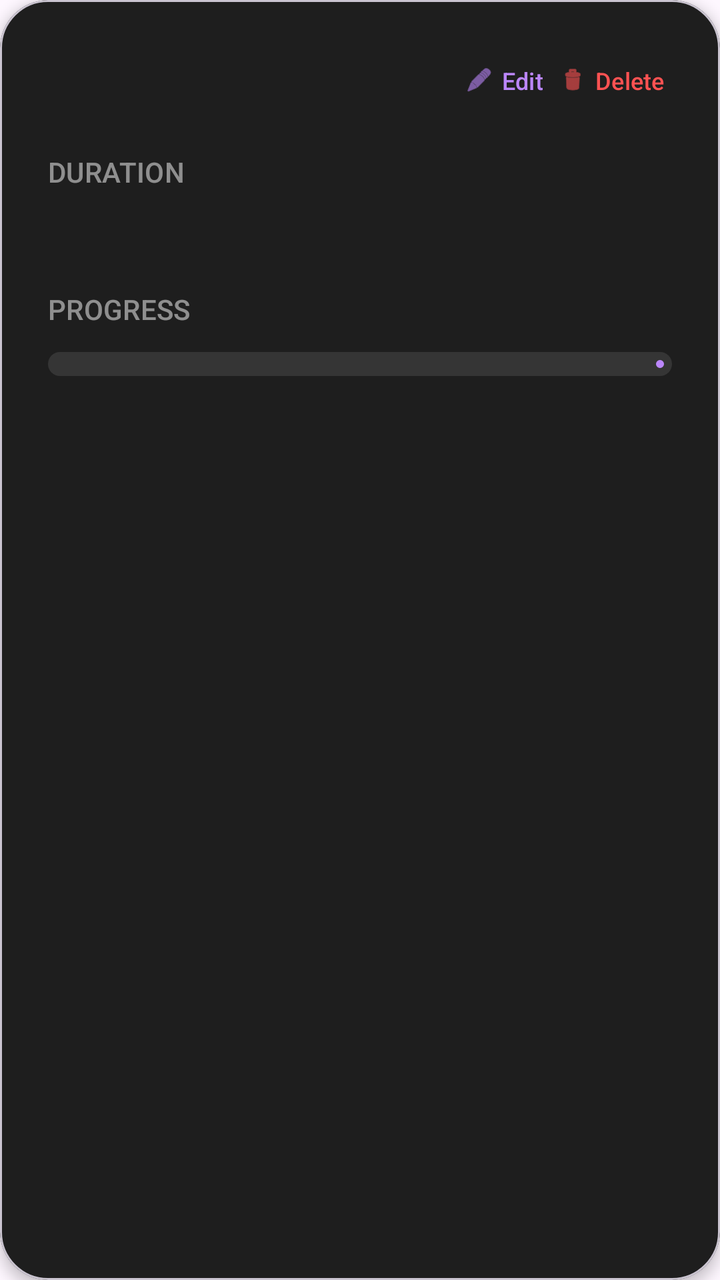
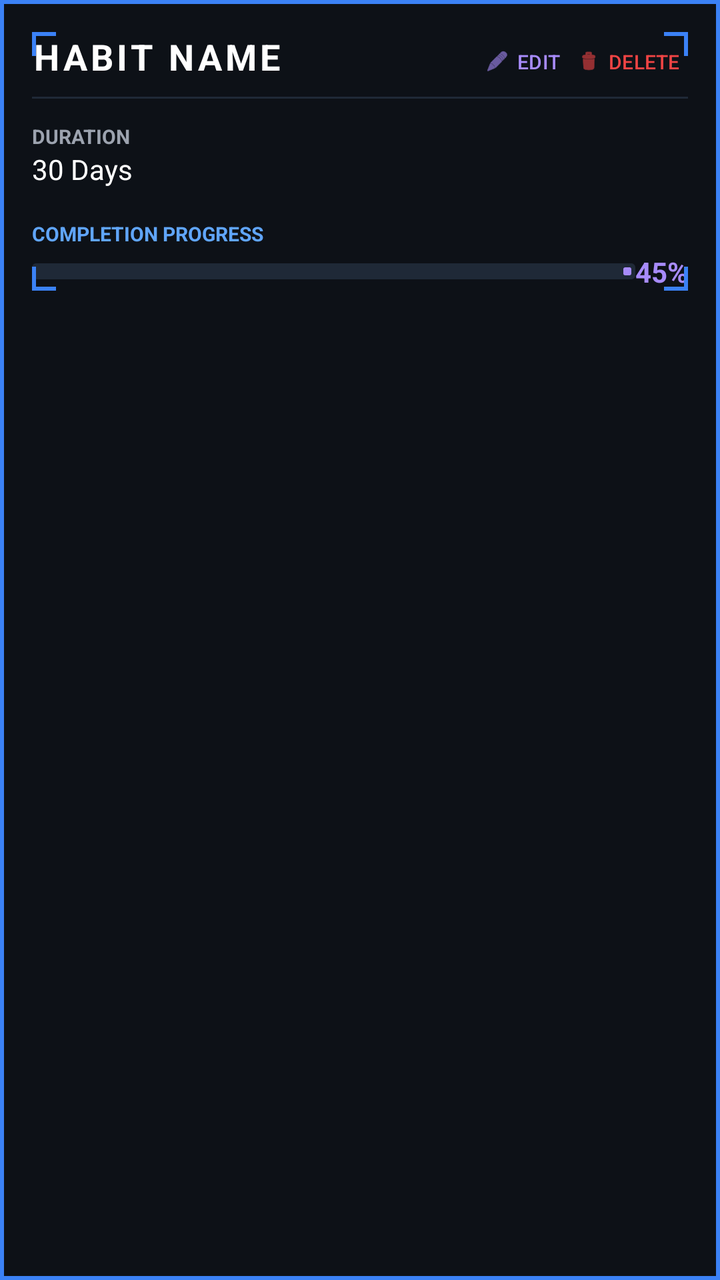

The first picture is an Android layout as it rendered before a commit; the second is the same layout after the commit. The layout source and the unified diff follow.
<!-- AndroidManifest.xml: application theme Theme.HabitFLOWS -->
<!-- res/layout/item_habit.xml -->
<?xml version="1.0" encoding="utf-8"?>
<com.google.android.material.card.MaterialCardView xmlns:android="http://schemas.android.com/apk/res/android"
    xmlns:app="http://schemas.android.com/apk/res-auto"
    android:layout_width="match_parent"
    android:layout_height="wrap_content"
    android:layout_marginHorizontal="20dp"
    android:layout_marginVertical="8dp"
    app:cardBackgroundColor="@color/surface_dark"
    app:cardCornerRadius="24dp"
    app:cardElevation="4dp">

    <androidx.constraintlayout.widget.ConstraintLayout
        android:layout_width="match_parent"
        android:layout_height="wrap_content"
        android:padding="24dp">

        <TextView
            android:id="@+id/tvHabitName"
            android:layout_width="0dp"
            android:layout_height="wrap_content"
            android:layout_marginEnd="8dp"
            android:textAppearance="@style/TextAppearance.Material3.HeadlineSmall"
            android:textColor="@color/whiteText"
            android:textStyle="bold"
            app:layout_constraintEnd_toStartOf="@+id/llButtons"
            app:layout_constraintStart_toStartOf="parent"
            app:layout_constraintTop_toTopOf="parent" />

        <LinearLayout
            android:id="@+id/llButtons"
            android:layout_width="wrap_content"
            android:layout_height="wrap_content"
            android:orientation="horizontal"
            app:layout_constraintEnd_toEndOf="parent"
            app:layout_constraintTop_toTopOf="parent">

            <com.google.android.material.button.MaterialButton
                android:id="@+id/btnEditHabit"
                style="@style/Widget.Material3.Button.TextButton"
                android:layout_width="wrap_content"
                android:layout_height="wrap_content"
                android:minWidth="0dp"
                android:minHeight="0dp"
                android:padding="4dp"
                android:text="Edit"
                android:textColor="@color/purple_200"
                android:textSize="12sp"
                app:icon="@android:drawable/ic_menu_edit"
                app:iconSize="14dp"
                app:iconTint="@color/purple_200" />

            <com.google.android.material.button.MaterialButton
                android:id="@+id/btnDeleteHabit"
                style="@style/Widget.Material3.Button.TextButton"
                android:layout_width="wrap_content"
                android:layout_height="wrap_content"
                android:minWidth="0dp"
                android:minHeight="0dp"
                android:padding="4dp"
                android:text="Delete"
                android:textColor="#FF5252"
                android:textSize="12sp"
                app:icon="@android:drawable/ic_menu_delete"
                app:iconSize="14dp"
                app:iconTint="#FF5252" />
        </LinearLayout>

        <LinearLayout
            android:id="@+id/llDuration"
            android:layout_width="wrap_content"
            android:layout_height="wrap_content"
            android:layout_marginTop="20dp"
            android:orientation="vertical"
            app:layout_constraintStart_toStartOf="parent"
            app:layout_constraintTop_toBottomOf="@id/tvHabitName">

            <TextView
                android:layout_width="wrap_content"
                android:layout_height="wrap_content"
                android:text="DURATION"
                android:textAppearance="@style/TextAppearance.Material3.LabelLarge"
                android:textColor="#80FFFFFF" />

            <TextView
                android:id="@+id/tvHabitDuration"
                android:layout_width="wrap_content"
                android:layout_height="wrap_content"
                android:textAppearance="@style/TextAppearance.Material3.BodyLarge"
                android:textColor="@color/whiteText" />
        </LinearLayout>

        <TextView
            android:id="@+id/tvProgressLabel"
            android:layout_width="wrap_content"
            android:layout_height="wrap_content"
            android:layout_marginTop="28dp"
            android:text="PROGRESS"
            android:textAppearance="@style/TextAppearance.Material3.LabelLarge"
            android:textColor="#80FFFFFF"
            app:layout_constraintStart_toStartOf="parent"
            app:layout_constraintTop_toBottomOf="@id/llDuration" />

        <com.google.android.material.progressindicator.LinearProgressIndicator
            android:id="@+id/habitProgressIndicator"
            android:layout_width="0dp"
            android:layout_height="wrap_content"
            android:layout_marginTop="12dp"
            app:indicatorColor="@color/purple_200"
            app:layout_constraintEnd_toStartOf="@+id/tvHabitPercentage"
            app:layout_constraintStart_toStartOf="parent"
            app:layout_constraintTop_toBottomOf="@id/tvProgressLabel"
            app:trackColor="#1AFFFFFF"
            app:trackCornerRadius="8dp"
            app:trackThickness="12dp" />

        <TextView
            android:id="@+id/tvHabitPercentage"
            android:layout_width="wrap_content"
            android:layout_height="wrap_content"
            android:layout_marginStart="16dp"
            android:textAppearance="@style/TextAppearance.Material3.TitleMedium"
            android:textColor="@color/purple_200"
            android:textStyle="bold"
            app:layout_constraintBottom_toBottomOf="@+id/habitProgressIndicator"
            app:layout_constraintEnd_toEndOf="parent"
            app:layout_constraintTop_toTopOf="@+id/habitProgressIndicator" />

    </androidx.constraintlayout.widget.ConstraintLayout>
</com.google.android.material.card.MaterialCardView>
<!-- resources referenced by this layout -->
<resources>
  <color name="purple_200">#FFBB86FC</color>
  <color name="surface_dark">#1E1E1E</color>
  <color name="whiteText">#FFFFFF</color>
  <style name="Theme.HabitFLOWS" parent="Base.Theme.HabitFLOWS" />
  <style name="Base.Theme.HabitFLOWS" parent="Theme.Material3.DayNight.NoActionBar">
          
          
      </style>
</resources>

<!-- the commit's change to res/layout/item_habit.xml (unified diff, before → after) -->
@@ -5,22 +5,53 @@
     android:layout_height="wrap_content"
     android:layout_marginHorizontal="20dp"
     android:layout_marginVertical="8dp"
-    app:cardBackgroundColor="@color/surface_dark"
-    app:cardCornerRadius="24dp"
-    app:cardElevation="4dp">
+    app:cardBackgroundColor="#0D1117"
+    app:cardCornerRadius="0dp"
+    app:cardElevation="0dp"
+    app:strokeColor="#3B82F6"
+    app:strokeWidth="2dp">
 
     <androidx.constraintlayout.widget.ConstraintLayout
         android:layout_width="match_parent"
         android:layout_height="wrap_content"
-        android:padding="24dp">
+        android:padding="16dp">
+
+        
+        <View
+            android:layout_width="12dp"
+            android:layout_height="2dp"
+            android:background="#3B82F6"
+            app:layout_constraintStart_toStartOf="parent"
+            app:layout_constraintTop_toTopOf="parent" />
+        <View
+            android:layout_width="2dp"
+            android:layout_height="12dp"
+            android:background="#3B82F6"
+            app:layout_constraintStart_toStartOf="parent"
+            app:layout_constraintTop_toTopOf="parent" />
+
+        <View
+            android:layout_width="12dp"
+            android:layout_height="2dp"
+            android:background="#3B82F6"
+            app:layout_constraintEnd_toEndOf="parent"
+            app:layout_constraintTop_toTopOf="parent" />
+        <View
+            android:layout_width="2dp"
+            android:layout_height="12dp"
+            android:background="#3B82F6"
+            app:layout_constraintEnd_toEndOf="parent"
+            app:layout_constraintTop_toTopOf="parent" />
 
         <TextView
             android:id="@+id/tvHabitName"
             android:layout_width="0dp"
             android:layout_height="wrap_content"
             android:layout_marginEnd="8dp"
-            android:textAppearance="@style/TextAppearance.Material3.HeadlineSmall"
-            android:textColor="@color/whiteText"
+            android:letterSpacing="0.1"
+            android:text="HABIT NAME"
+            android:textColor="#FFFFFF"
+            android:textSize="18sp"
             android:textStyle="bold"
             app:layout_constraintEnd_toStartOf="@+id/llButtons"
             app:layout_constraintStart_toStartOf="parent"
@@ -42,12 +73,12 @@
                 android:minWidth="0dp"
                 android:minHeight="0dp"
                 android:padding="4dp"
-                android:text="Edit"
-                android:textColor="@color/purple_200"
-                android:textSize="12sp"
+                android:text="EDIT"
+                android:textColor="#A78BFA"
+                android:textSize="10sp"
                 app:icon="@android:drawable/ic_menu_edit"
-                app:iconSize="14dp"
-                app:iconTint="@color/purple_200" />
+                app:iconSize="12dp"
+                app:iconTint="#A78BFA" />
 
             <com.google.android.material.button.MaterialButton
                 android:id="@+id/btnDeleteHabit"
@@ -57,46 +88,57 @@
                 android:minWidth="0dp"
                 android:minHeight="0dp"
                 android:padding="4dp"
-                android:text="Delete"
-                android:textColor="#FF5252"
-                android:textSize="12sp"
+                android:text="DELETE"
+                android:textColor="#EF4444"
+                android:textSize="10sp"
                 app:icon="@android:drawable/ic_menu_delete"
-                app:iconSize="14dp"
-                app:iconTint="#FF5252" />
+                app:iconSize="12dp"
+                app:iconTint="#EF4444" />
         </LinearLayout>
+
+        <View
+            android:id="@+id/divider"
+            android:layout_width="match_parent"
+            android:layout_height="1dp"
+            android:layout_marginTop="8dp"
+            android:background="#1F2937"
+            app:layout_constraintTop_toBottomOf="@id/tvHabitName" />
 
         <LinearLayout
             android:id="@+id/llDuration"
             android:layout_width="wrap_content"
             android:layout_height="wrap_content"
-            android:layout_marginTop="20dp"
+            android:layout_marginTop="12dp"
             android:orientation="vertical"
             app:layout_constraintStart_toStartOf="parent"
-            app:layout_constraintTop_toBottomOf="@id/tvHabitName">
+            app:layout_constraintTop_toBottomOf="@id/divider">
 
             <TextView
                 android:layout_width="wrap_content"
                 android:layout_height="wrap_content"
                 android:text="DURATION"
-                android:textAppearance="@style/TextAppearance.Material3.LabelLarge"
-                android:textColor="#80FFFFFF" />
+                android:textColor="#9CA3AF"
+                android:textSize="10sp"
+                android:textStyle="bold" />
 
             <TextView
                 android:id="@+id/tvHabitDuration"
                 android:layout_width="wrap_content"
                 android:layout_height="wrap_content"
-                android:textAppearance="@style/TextAppearance.Material3.BodyLarge"
-                android:textColor="@color/whiteText" />
+                android:text="30 Days"
+                android:textColor="#FFFFFF"
+                android:textSize="14sp" />
         </LinearLayout>
 
         <TextView
             android:id="@+id/tvProgressLabel"
             android:layout_width="wrap_content"
             android:layout_height="wrap_content"
-            android:layout_marginTop="28dp"
-            android:text="PROGRESS"
-            android:textAppearance="@style/TextAppearance.Material3.LabelLarge"
-            android:textColor="#80FFFFFF"
+            android:layout_marginTop="16dp"
+            android:text="COMPLETION PROGRESS"
+            android:textColor="#60A5FA"
+            android:textSize="10sp"
+            android:textStyle="bold"
             app:layout_constraintStart_toStartOf="parent"
             app:layout_constraintTop_toBottomOf="@id/llDuration" />
 
@@ -104,26 +146,53 @@
             android:id="@+id/habitProgressIndicator"
             android:layout_width="0dp"
             android:layout_height="wrap_content"
-            android:layout_marginTop="12dp"
-            app:indicatorColor="@color/purple_200"
+            android:layout_marginTop="8dp"
+            app:indicatorColor="#A78BFA"
             app:layout_constraintEnd_toStartOf="@+id/tvHabitPercentage"
             app:layout_constraintStart_toStartOf="parent"
             app:layout_constraintTop_toBottomOf="@id/tvProgressLabel"
-            app:trackColor="#1AFFFFFF"
-            app:trackCornerRadius="8dp"
-            app:trackThickness="12dp" />
+            app:trackColor="#1F2937"
+            app:trackThickness="8dp" />
 
         <TextView
             android:id="@+id/tvHabitPercentage"
             android:layout_width="wrap_content"
             android:layout_height="wrap_content"
-            android:layout_marginStart="16dp"
-            android:textAppearance="@style/TextAppearance.Material3.TitleMedium"
-            android:textColor="@color/purple_200"
+            android:layout_marginStart="12dp"
+            android:text="45%"
+            android:textColor="#A78BFA"
+            android:textSize="14sp"
             android:textStyle="bold"
             app:layout_constraintBottom_toBottomOf="@+id/habitProgressIndicator"
             app:layout_constraintEnd_toEndOf="parent"
             app:layout_constraintTop_toTopOf="@+id/habitProgressIndicator" />
 
+        
+        <View
+            android:layout_width="12dp"
+            android:layout_height="2dp"
+            android:background="#3B82F6"
+            app:layout_constraintBottom_toBottomOf="parent"
+            app:layout_constraintStart_toStartOf="parent" />
+        <View
+            android:layout_width="2dp"
+            android:layout_height="12dp"
+            android:background="#3B82F6"
+            app:layout_constraintBottom_toBottomOf="parent"
+            app:layout_constraintStart_toStartOf="parent" />
+
+        <View
+            android:layout_width="12dp"
+            android:layout_height="2dp"
+            android:background="#3B82F6"
+            app:layout_constraintBottom_toBottomOf="parent"
+            app:layout_constraintEnd_toEndOf="parent" />
+        <View
+            android:layout_width="2dp"
+            android:layout_height="12dp"
+            android:background="#3B82F6"
+            app:layout_constraintBottom_toBottomOf="parent"
+            app:layout_constraintEnd_toEndOf="parent" />
+
     </androidx.constraintlayout.widget.ConstraintLayout>
 </com.google.android.material.card.MaterialCardView>
<!-- resource entries referenced after the edit -->
@@ -1,8 +1,5 @@
 <!-- resources referenced by this layout -->
 <resources>
-  <color name="purple_200">#FFBB86FC</color>
-  <color name="surface_dark">#1E1E1E</color>
-  <color name="whiteText">#FFFFFF</color>
   <style name="Theme.HabitFLOWS" parent="Base.Theme.HabitFLOWS" />
   <style name="Base.Theme.HabitFLOWS" parent="Theme.Material3.DayNight.NoActionBar">
           
